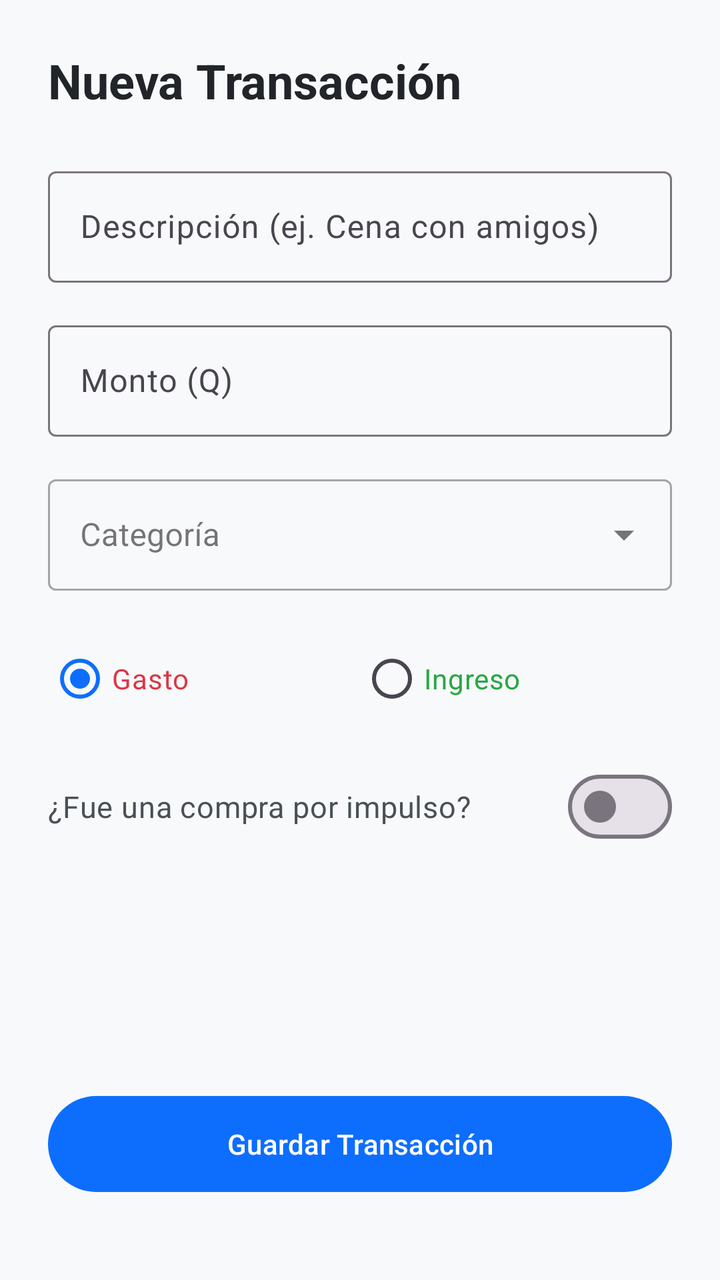
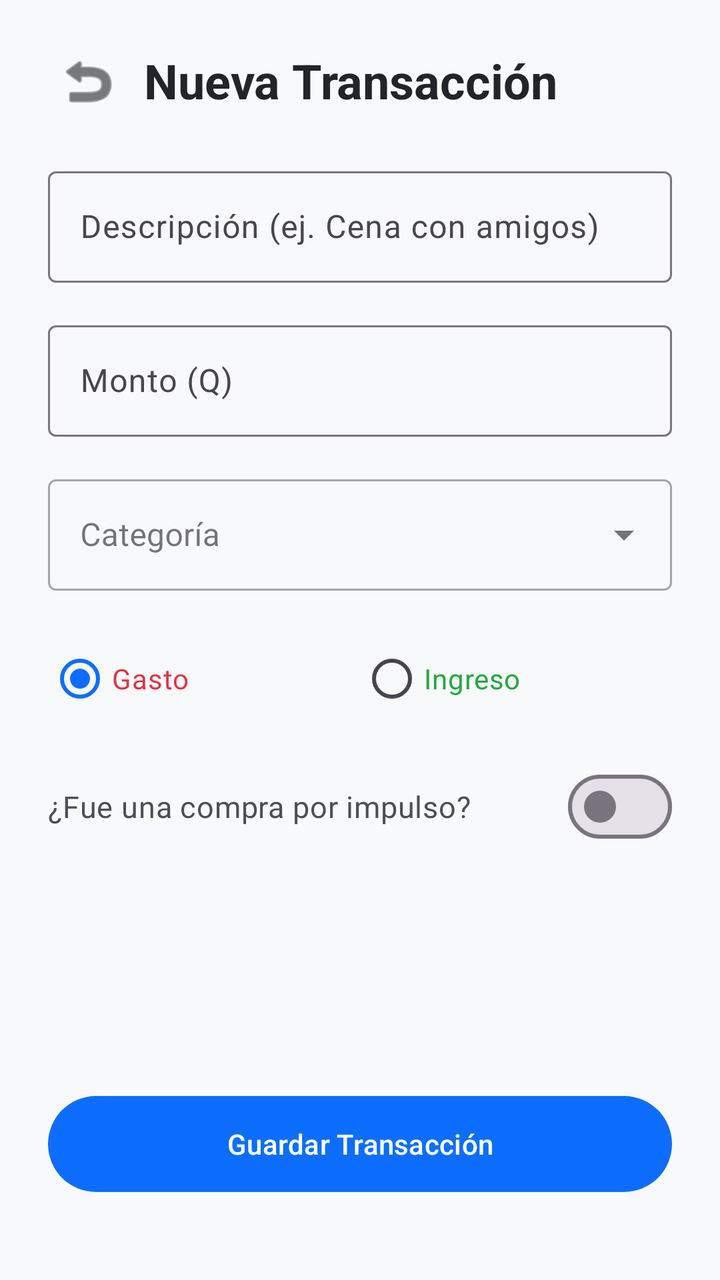

Two renders of the same Android screen: before a commit and after it. Below are the layout's source before the change and the commit's diff.
<!-- AndroidManifest.xml: application theme Theme.AppControlGastos -->
<!-- res/layout/activity_add_transaction.xml -->
<?xml version="1.0" encoding="utf-8"?>
<androidx.constraintlayout.widget.ConstraintLayout
    xmlns:android="http://schemas.android.com/apk/res/android"
    xmlns:app="http://schemas.android.com/apk/res-auto"
    android:layout_width="match_parent"
    android:layout_height="match_parent"
    android:background="#F8F9FA"
    android:padding="24dp">

    <TextView
        android:id="@+id/tvTitle"
        android:layout_width="wrap_content"
        android:layout_height="wrap_content"
        android:text="Nueva Transacción"
        android:textColor="#212529"
        android:textSize="24sp"
        android:textStyle="bold"
        app:layout_constraintStart_toStartOf="parent"
        app:layout_constraintTop_toTopOf="parent" />

    <com.google.android.material.textfield.TextInputLayout
        android:id="@+id/inputLayoutDescription"
        android:layout_width="match_parent"
        android:layout_height="wrap_content"
        android:layout_marginTop="24dp"
        android:hint="Descripción (ej. Cena con amigos)"
        app:layout_constraintTop_toBottomOf="@id/tvTitle">

        <com.google.android.material.textfield.TextInputEditText
            android:id="@+id/etDescription"
            android:layout_width="match_parent"
            android:layout_height="wrap_content"
            android:inputType="textCapSentences" />
    </com.google.android.material.textfield.TextInputLayout>

    <com.google.android.material.textfield.TextInputLayout
        android:id="@+id/inputLayoutAmount"
        android:layout_width="match_parent"
        android:layout_height="wrap_content"
        android:layout_marginTop="16dp"
        android:hint="Monto (Q)"
        app:layout_constraintTop_toBottomOf="@id/inputLayoutDescription">

        <com.google.android.material.textfield.TextInputEditText
            android:id="@+id/etAmount"
            android:layout_width="match_parent"
            android:layout_height="wrap_content"
            android:inputType="numberDecimal" />
    </com.google.android.material.textfield.TextInputLayout>

    
    <com.google.android.material.textfield.TextInputLayout
        android:id="@+id/inputLayoutCategory"
        style="@style/Widget.MaterialComponents.TextInputLayout.OutlinedBox.ExposedDropdownMenu"
        android:layout_width="match_parent"
        android:layout_height="wrap_content"
        android:layout_marginTop="16dp"
        android:hint="Categoría"
        app:layout_constraintTop_toBottomOf="@id/inputLayoutAmount">

        <AutoCompleteTextView
            android:id="@+id/actvCategory"
            android:layout_width="match_parent"
            android:layout_height="wrap_content"
            android:inputType="none" />
    </com.google.android.material.textfield.TextInputLayout>

    
    <RadioGroup
        android:id="@+id/rgTransactionType"
        android:layout_width="match_parent"
        android:layout_height="wrap_content"
        android:layout_marginTop="20dp"
        android:orientation="horizontal"
        app:layout_constraintTop_toBottomOf="@id/inputLayoutCategory">

        <RadioButton
            android:id="@+id/rbExpense"
            android:layout_width="0dp"
            android:layout_height="wrap_content"
            android:layout_weight="1"
            android:checked="true"
            android:text="Gasto"
            android:textColor="#DC3545" />

        <RadioButton
            android:id="@+id/rbIncome"
            android:layout_width="0dp"
            android:layout_height="wrap_content"
            android:layout_weight="1"
            android:text="Ingreso"
            android:textColor="#28A745" />
    </RadioGroup>

    
    <com.google.android.material.materialswitch.MaterialSwitch
        android:id="@+id/switchImpulse"
        android:layout_width="match_parent"
        android:layout_height="wrap_content"
        android:layout_marginTop="16dp"
        android:text="¿Fue una compra por impulso?"
        android:textColor="#495057"
        android:textSize="15sp"
        app:layout_constraintTop_toBottomOf="@id/rgTransactionType" />

    <Button
        android:id="@+id/btnSave"
        android:layout_width="match_parent"
        android:layout_height="56dp"
        android:layout_marginBottom="16dp"
        android:text="Guardar Transacción"
        app:layout_constraintBottom_toBottomOf="parent" />

</androidx.constraintlayout.widget.ConstraintLayout>
<!-- resources referenced by this layout -->
<resources>
  <style name="Theme.AppControlGastos" parent="Theme.Material3.DayNight.NoActionBar">
          
          <item name="colorPrimary">@color/md_theme_primary</item>
          <item name="android:statusBarColor">@color/md_theme_background</item>
          <item name="android:windowLightStatusBar">true</item>
          <item name="android:windowBackground">@color/md_theme_background</item>
      </style>
  <color name="md_theme_primary">#0D6EFD</color>
  <color name="md_theme_background">#F8F9FA</color>
</resources>

<!-- the commit's change to res/layout/activity_add_transaction.xml (unified diff, before → after) -->
@@ -7,15 +7,28 @@
     android:background="#F8F9FA"
     android:padding="24dp">
 
+    <ImageButton
+        android:id="@+id/ibBack"
+        android:layout_width="40dp"
+        android:layout_height="40dp"
+        android:background="?attr/selectableItemBackgroundBorderless"
+        android:contentDescription="Regresar"
+        android:src="@android:drawable/ic_menu_revert"
+        app:tint="#212529"
+        app:layout_constraintBottom_toBottomOf="@id/tvTitle"
+        app:layout_constraintStart_toStartOf="parent"
+        app:layout_constraintTop_toTopOf="@id/tvTitle" />
+
     <TextView
         android:id="@+id/tvTitle"
         android:layout_width="wrap_content"
         android:layout_height="wrap_content"
+        android:layout_marginStart="8dp"
         android:text="Nueva Transacción"
         android:textColor="#212529"
         android:textSize="24sp"
         android:textStyle="bold"
-        app:layout_constraintStart_toStartOf="parent"
+        app:layout_constraintStart_toEndOf="@id/ibBack"
         app:layout_constraintTop_toTopOf="parent" />
 
     <com.google.android.material.textfield.TextInputLayout
@@ -48,7 +61,6 @@
             android:inputType="numberDecimal" />
     </com.google.android.material.textfield.TextInputLayout>
 
-    
     <com.google.android.material.textfield.TextInputLayout
         android:id="@+id/inputLayoutCategory"
         style="@style/Widget.MaterialComponents.TextInputLayout.OutlinedBox.ExposedDropdownMenu"
@@ -65,7 +77,6 @@
             android:inputType="none" />
     </com.google.android.material.textfield.TextInputLayout>
 
-    
     <RadioGroup
         android:id="@+id/rgTransactionType"
         android:layout_width="match_parent"
@@ -92,7 +103,6 @@
             android:textColor="#28A745" />
     </RadioGroup>
 
-    
     <com.google.android.material.materialswitch.MaterialSwitch
         android:id="@+id/switchImpulse"
         android:layout_width="match_parent"
